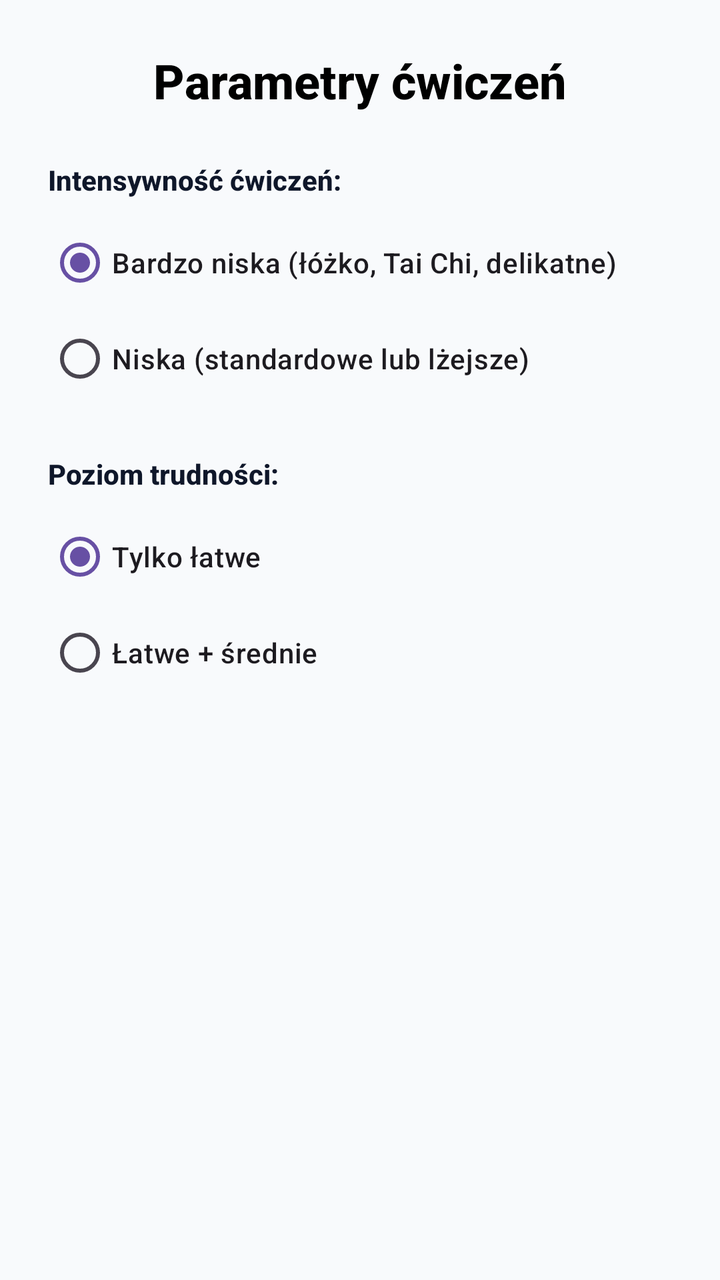
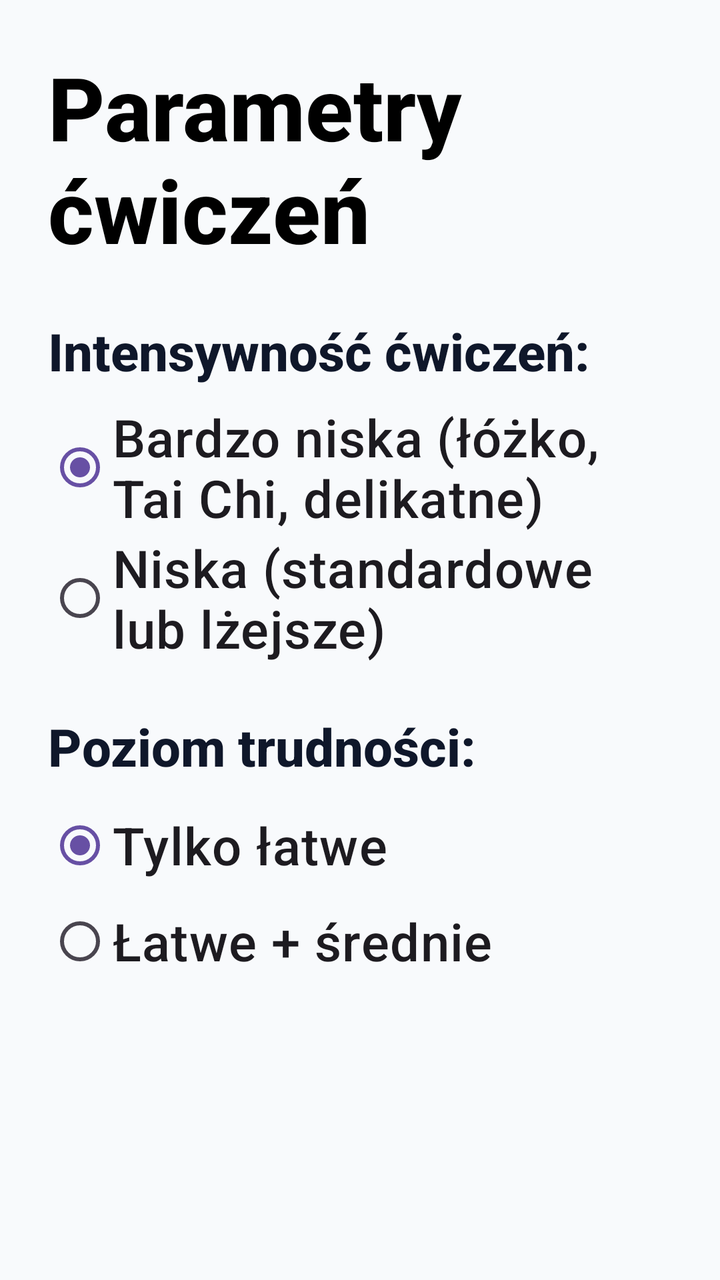

Before-and-after screenshots of an Android layout around one commit, followed by the original layout XML and the change that was made.
<!-- AndroidManifest.xml: application theme Theme.Fitnessapp -->
<!-- res/layout/item_onboarding_step3.xml -->
<?xml version="1.0" encoding="utf-8"?>
<LinearLayout xmlns:android="http://schemas.android.com/apk/res/android"
    android:layout_width="match_parent"
    android:layout_height="match_parent"
    android:orientation="vertical"
    android:padding="24dp">

    <TextView
        android:layout_width="wrap_content"
        android:layout_height="wrap_content"
        android:layout_gravity="center_horizontal"
        android:layout_marginBottom="24dp"
        android:text="@string/onboarding_step_3_title"
        android:textColor="@color/black"
        android:textSize="24sp"
        android:textStyle="bold" />

    <TextView
        android:layout_width="wrap_content"
        android:layout_height="wrap_content"
        android:layout_marginBottom="8dp"
        android:text="@string/onboarding_intensity_label"
        android:textStyle="bold" />

    <RadioGroup
        android:id="@+id/rg_intensity"
        android:layout_width="match_parent"
        android:layout_height="wrap_content"
        android:layout_marginBottom="24dp">

        <RadioButton
            android:id="@+id/rb_intensity_1"
            android:layout_width="match_parent"
            android:layout_height="wrap_content"
            android:checked="true"
            android:text="@string/onboarding_intensity_1" />

        <RadioButton
            android:id="@+id/rb_intensity_2"
            android:layout_width="match_parent"
            android:layout_height="wrap_content"
            android:text="@string/onboarding_intensity_2" />
    </RadioGroup>

    <TextView
        android:layout_width="wrap_content"
        android:layout_height="wrap_content"
        android:layout_marginBottom="8dp"
        android:text="@string/onboarding_difficulty_label"
        android:textStyle="bold" />

    <RadioGroup
        android:id="@+id/rg_difficulty"
        android:layout_width="match_parent"
        android:layout_height="wrap_content">

        <RadioButton
            android:id="@+id/rb_difficulty_1"
            android:layout_width="match_parent"
            android:layout_height="wrap_content"
            android:checked="true"
            android:text="@string/onboarding_difficulty_1" />

        <RadioButton
            android:id="@+id/rb_difficulty_2"
            android:layout_width="match_parent"
            android:layout_height="wrap_content"
            android:text="@string/onboarding_difficulty_2" />
    </RadioGroup>

</LinearLayout>
<!-- resources referenced by this layout -->
<resources>
  <color name="black">#FF000000</color>
  <string name="onboarding_difficulty_1">Tylko łatwe</string>
  <string name="onboarding_difficulty_2">Łatwe + średnie</string>
  <string name="onboarding_difficulty_label">Poziom trudności:</string>
  <string name="onboarding_intensity_1">Bardzo niska (łóżko, Tai Chi, delikatne)</string>
  <string name="onboarding_intensity_2">Niska (standardowe lub lżejsze)</string>
  <string name="onboarding_intensity_label">Intensywność ćwiczeń:</string>
  <string name="onboarding_step_3_title">Parametry ćwiczeń</string>
  <style name="Theme.Fitnessapp" parent="Base.Theme.Fitnessapp" />
  <style name="Base.Theme.Fitnessapp" parent="Theme.Material3.Light.NoActionBar">
          
          <item name="android:fontFamily">sans-serif-medium</item>
          <item name="android:textAllCaps">false</item>
          <item name="android:textColor">#0F172A</item>
          <item name="android:windowBackground">#F8FAFC</item>
      </style>
</resources>

<!-- the commit's change to res/layout/item_onboarding_step3.xml (unified diff, before → after) -->
@@ -12,7 +12,7 @@
         android:layout_marginBottom="24dp"
         android:text="@string/onboarding_step_3_title"
         android:textColor="@color/black"
-        android:textSize="24sp"
+        android:textSize="44sp"
         android:textStyle="bold" />
 
     <TextView
@@ -20,6 +20,7 @@
         android:layout_height="wrap_content"
         android:layout_marginBottom="8dp"
         android:text="@string/onboarding_intensity_label"
+        android:textSize="26sp"
         android:textStyle="bold" />
 
     <RadioGroup
@@ -33,13 +34,15 @@
             android:layout_width="match_parent"
             android:layout_height="wrap_content"
             android:checked="true"
-            android:text="@string/onboarding_intensity_1" />
+            android:text="@string/onboarding_intensity_1"
+            android:textSize="26sp" />
 
         <RadioButton
             android:id="@+id/rb_intensity_2"
             android:layout_width="match_parent"
             android:layout_height="wrap_content"
-            android:text="@string/onboarding_intensity_2" />
+            android:text="@string/onboarding_intensity_2"
+            android:textSize="26sp" />
     </RadioGroup>
 
     <TextView
@@ -47,6 +50,7 @@
         android:layout_height="wrap_content"
         android:layout_marginBottom="8dp"
         android:text="@string/onboarding_difficulty_label"
+        android:textSize="26sp"
         android:textStyle="bold" />
 
     <RadioGroup
@@ -59,13 +63,15 @@
             android:layout_width="match_parent"
             android:layout_height="wrap_content"
             android:checked="true"
-            android:text="@string/onboarding_difficulty_1" />
+            android:text="@string/onboarding_difficulty_1"
+            android:textSize="26sp" />
 
         <RadioButton
             android:id="@+id/rb_difficulty_2"
             android:layout_width="match_parent"
             android:layout_height="wrap_content"
-            android:text="@string/onboarding_difficulty_2" />
+            android:text="@string/onboarding_difficulty_2"
+            android:textSize="26sp" />
     </RadioGroup>
 
 </LinearLayout>
